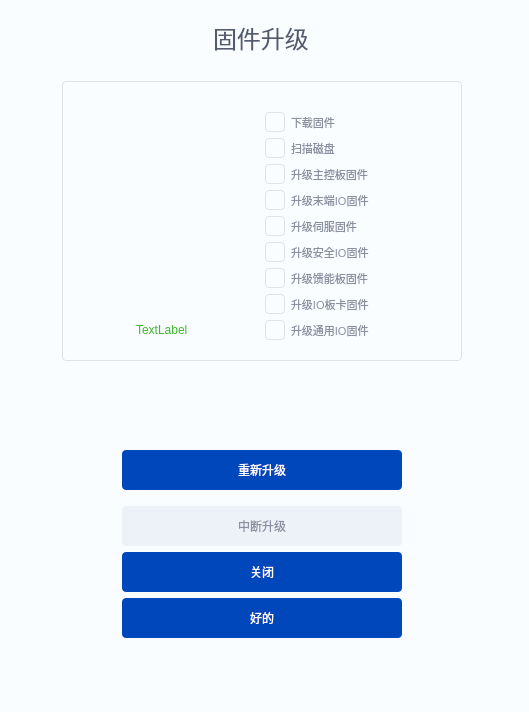
Dobot-Arm/DRobotMaintenanceTool, file code/Upgrade2Widget.ui: the form before one commit.
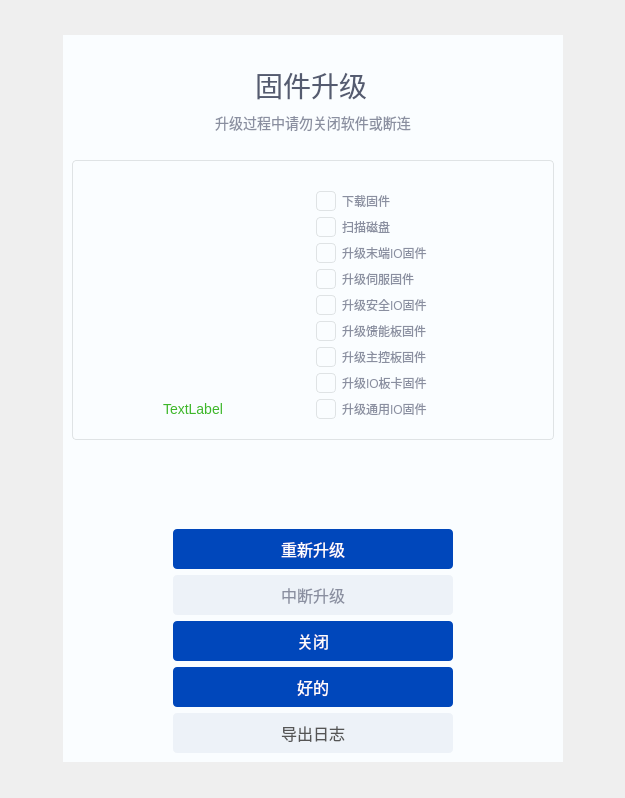
The form after the commit. Icons and pictures are not drawn.

Patch:
```diff
--- a/code/Upgrade2Widget.ui
+++ b/code/Upgrade2Widget.ui
@@ -6,8 +6,8 @@
    <rect>
     <x>0</x>
     <y>0</y>
-    <width>529</width>
-    <height>712</height>
+    <width>625</width>
+    <height>798</height>
    </rect>
   </property>
   <property name="sizePolicy">
@@ -26,37 +26,114 @@
    <string>Form</string>
   </property>
   <property name="styleSheet">
+   <string notr="true"/>
+  </property>
+  <layout class="QGridLayout" name="gridLayout_2">
+   <item row="1" column="2">
+    <spacer name="horizontalSpacer_4">
+     <property name="orientation">
+      <enum>Qt::Horizontal</enum>
+     </property>
+     <property name="sizeHint" stdset="0">
+      <size>
+       <width>40</width>
+       <height>20</height>
+      </size>
+     </property>
+    </spacer>
+   </item>
+   <item row="1" column="0">
+    <spacer name="horizontalSpacer_3">
+     <property name="orientation">
+      <enum>Qt::Horizontal</enum>
+     </property>
+     <property name="sizeHint" stdset="0">
+      <size>
+       <width>40</width>
+       <height>20</height>
+      </size>
+     </property>
+    </spacer>
+   </item>
+   <item row="1" column="1">
+    <widget class="QWidget" name="widgetBox" native="true">
+     <property name="minimumSize">
+      <size>
+       <width>500</width>
+       <height>400</height>
+      </size>
+     </property>
+     <property name="styleSheet">
    <string notr="true">background-color: #FAFDFF;
 color:rgba(138,143,160,1);</string>
   </property>
-  <layout class="QGridLayout" name="gridLayout_2">
-   <property name="leftMargin">
-    <number>0</number>
-   </property>
-   <property name="topMargin">
-    <number>0</number>
-   </property>
-   <property name="rightMargin">
-    <number>0</number>
-   </property>
-   <item row="1" column="4">
-    <spacer name="horizontalSpacer_6">
-     <property name="orientation">
-      <enum>Qt::Horizontal</enum>
-     </property>
-     <property name="sizeHint" stdset="0">
+     <layout class="QVBoxLayout" name="verticalLayout_2">
+      <item>
+       <layout class="QHBoxLayout" name="horizontalLayout">
+        <item alignment="Qt::AlignHCenter|Qt::AlignBottom">
+         <widget class="QLabel" name="label">
+          <property name="sizePolicy">
+           <sizepolicy hsizetype="Preferred" vsizetype="Fixed">
+            <horstretch>0</horstretch>
+            <verstretch>0</verstretch>
+           </sizepolicy>
+          </property>
+          <property name="minimumSize">
+           <size>
+            <width>130</width>
+            <height>60</height>
+           </size>
+          </property>
+          <property name="sizeIncrement">
       <size>
        <width>0</width>
-       <height>20</height>
-      </size>
-     </property>
-    </spacer>
-   </item>
-   <item row="1" column="1">
+            <height>0</height>
+           </size>
+          </property>
+          <property name="font">
+           <font>
+            <pointsize>-1</pointsize>
+           </font>
+          </property>
+          <property name="styleSheet">
+           <string notr="true">color:rgba(84,91,112,1);
+font-size:28px;
+padding-top:20px;</string>
+          </property>
+          <property name="text">
+           <string>固件升级</string>
+          </property>
+         </widget>
+        </item>
+       </layout>
+      </item>
+      <item>
     <layout class="QVBoxLayout" name="verticalLayout">
      <property name="bottomMargin">
       <number>0</number>
      </property>
+        <item alignment="Qt::AlignHCenter">
+         <widget class="QLabel" name="label_2">
+          <property name="minimumSize">
+           <size>
+            <width>390</width>
+            <height>0</height>
+           </size>
+          </property>
+          <property name="styleSheet">
+           <string notr="true">font-size:14px;</string>
+          </property>
+          <property name="text">
+           <string>升级过程中请勿关闭软件或断连</string>
+          </property>
+          <property name="alignment">
+           <set>Qt::AlignCenter</set>
+          </property>
+          <property name="wordWrap">
+           <bool>true</bool>
+          </property>
+         </widget>
+        </item>
      <item>
       <spacer name="verticalSpacer_2">
        <property name="orientation">
@@ -188,12 +265,13 @@
               </property>
               <property name="font">
                <font>
-                <pointsize>9</pointsize>
+                   <pointsize>-1</pointsize>
                </font>
               </property>
               <property name="styleSheet">
                <string notr="true">color:rgba(84,91,112,1);
-border: none;</string>
+border: none;
+font-size:18px;</string>
               </property>
               <property name="text">
                <string/>
@@ -219,7 +297,8 @@
               </property>
               <property name="styleSheet">
                <string notr="true">border:none;
-color: rgba(62,183,42,1);</string>
+color: rgba(62,183,42,1);
+font-size:14px;</string>
               </property>
               <property name="text">
                <string>TextLabel</string>
@@ -236,6 +315,56 @@
             <property name="rightMargin">
              <number>20</number>
             </property>
+               <item row="1" column="1">
+                <widget class="QLabel" name="labelDiskCheck">
+                 <property name="sizePolicy">
+                  <sizepolicy hsizetype="Expanding" vsizetype="Preferred">
+                   <horstretch>0</horstretch>
+                   <verstretch>0</verstretch>
+                  </sizepolicy>
+                 </property>
+                 <property name="font">
+                  <font>
+                   <pointsize>-1</pointsize>
+                  </font>
+                 </property>
+                 <property name="styleSheet">
+                  <string notr="true">border: none;
+font-size:12px;</string>
+                 </property>
+                 <property name="text">
+                  <string>扫描磁盘</string>
+                 </property>
+                </widget>
+               </item>
+               <item row="8" column="0">
+                <widget class="QLabel" name="labelUnIOIcon">
+                 <property name="sizePolicy">
+                  <sizepolicy hsizetype="Fixed" vsizetype="Fixed">
+                   <horstretch>0</horstretch>
+                   <verstretch>0</verstretch>
+                  </sizepolicy>
+                 </property>
+                 <property name="minimumSize">
+                  <size>
+                   <width>20</width>
+                   <height>20</height>
+                  </size>
+                 </property>
+                 <property name="maximumSize">
+                  <size>
+                   <width>20</width>
+                   <height>20</height>
+                  </size>
+                 </property>
+                 <property name="styleSheet">
+                  <string notr="true">border-image: url(:/image/images2/Icon_do_disable.png);</string>
+                 </property>
+                 <property name="text">
+                  <string/>
+                 </property>
+                </widget>
+               </item>
             <item row="1" column="0">
              <widget class="QLabel" name="labelDiskCheckIcon">
               <property name="sizePolicy">
@@ -264,6 +393,28 @@
               </property>
              </widget>
             </item>
+               <item row="8" column="1">
+                <widget class="QLabel" name="labelUnIO">
+                 <property name="sizePolicy">
+                  <sizepolicy hsizetype="Expanding" vsizetype="Preferred">
+                   <horstretch>0</horstretch>
+                   <verstretch>0</verstretch>
+                  </sizepolicy>
+                 </property>
+                 <property name="font">
+                  <font>
+                   <pointsize>-1</pointsize>
+                  </font>
+                 </property>
+                 <property name="styleSheet">
+                  <string notr="true">border: none;
+font-size:12px;</string>
+                 </property>
+                 <property name="text">
+                  <string>升级通用IO固件</string>
+                 </property>
+                </widget>
+               </item>
             <item row="7" column="1">
              <widget class="QLabel" name="labelIOFirmware">
               <property name="sizePolicy">
@@ -274,17 +425,46 @@
               </property>
               <property name="font">
                <font>
-                <pointsize>8</pointsize>
+                   <pointsize>-1</pointsize>
                </font>
               </property>
               <property name="styleSheet">
-               <string notr="true">border: none;</string>
+                  <string notr="true">border: none;
+font-size:12px;</string>
               </property>
               <property name="text">
                <string>升级IO板卡固件</string>
               </property>
              </widget>
             </item>
+               <item row="7" column="0">
+                <widget class="QLabel" name="labelIOFirmwareIcon">
+                 <property name="sizePolicy">
+                  <sizepolicy hsizetype="Fixed" vsizetype="Fixed">
+                   <horstretch>0</horstretch>
+                   <verstretch>0</verstretch>
+                  </sizepolicy>
+                 </property>
+                 <property name="minimumSize">
+                  <size>
+                   <width>20</width>
+                   <height>20</height>
+                  </size>
+                 </property>
+                 <property name="maximumSize">
+                  <size>
+                   <width>20</width>
+                   <height>20</height>
+                  </size>
+                 </property>
+                 <property name="styleSheet">
+                  <string notr="true">border-image: url(:/image/images2/Icon_do_disable.png);</string>
+                 </property>
+                 <property name="text">
+                  <string/>
+                 </property>
+                </widget>
+               </item>
             <item row="0" column="1">
              <widget class="QLabel" name="labelDownloadFirmware">
               <property name="sizePolicy">
@@ -301,73 +481,18 @@
               </property>
               <property name="font">
                <font>
-                <pointsize>8</pointsize>
+                   <pointsize>-1</pointsize>
                </font>
               </property>
               <property name="styleSheet">
-               <string notr="true">border: none;</string>
+                  <string notr="true">font-size:12px;
+border: none;</string>
               </property>
               <property name="text">
                <string>下载固件</string>
               </property>
              </widget>
             </item>
-            <item row="2" column="0">
-             <widget class="QLabel" name="labelMainControlIcon">
-              <property name="sizePolicy">
-               <sizepolicy hsizetype="Fixed" vsizetype="Fixed">
-                <horstretch>0</horstretch>
-                <verstretch>0</verstretch>
-               </sizepolicy>
-              </property>
-              <property name="minimumSize">
-               <size>
-                <width>20</width>
-                <height>20</height>
-               </size>
-              </property>
-              <property name="maximumSize">
-               <size>
-                <width>20</width>
-                <height>20</height>
-               </size>
-              </property>
-              <property name="styleSheet">
-               <string notr="true">border-image: url(:/image/images2/Icon_do_disable.png);</string>
-              </property>
-              <property name="text">
-               <string/>
-              </property>
-             </widget>
-            </item>
-            <item row="3" column="0">
-             <widget class="QLabel" name="labelTerminalIcon">
-              <property name="sizePolicy">
-               <sizepolicy hsizetype="Fixed" vsizetype="Fixed">
-                <horstretch>0</horstretch>
-                <verstretch>0</verstretch>
-               </sizepolicy>
-              </property>
-              <property name="minimumSize">
-               <size>
-                <width>20</width>
-                <height>20</height>
-               </size>
-              </property>
-              <property name="maximumSize">
-               <size>
-                <width>20</width>
-                <height>20</height>
-               </size>
-              </property>
-              <property name="styleSheet">
-               <string notr="true">border-image: url(:/image/images2/Icon_do_disable.png);</string>
-              </property>
-              <property name="text">
-               <string/>
-              </property>
-             </widget>
-            </item>
             <item row="0" column="0">
              <widget class="QLabel" name="labelDownloadFirmwareIcon">
               <property name="sizePolicy">
@@ -397,27 +522,6 @@
              </widget>
             </item>
             <item row="2" column="1">
-             <widget class="QLabel" name="labelMainControl">
-              <property name="sizePolicy">
-               <sizepolicy hsizetype="Expanding" vsizetype="Preferred">
-                <horstretch>0</horstretch>
-                <verstretch>0</verstretch>
-               </sizepolicy>
-              </property>
-              <property name="font">
-               <font>
-                <pointsize>8</pointsize>
-               </font>
-              </property>
-              <property name="styleSheet">
-               <string notr="true">border: none;</string>
-              </property>
-              <property name="text">
-               <string>升级主控板固件</string>
-              </property>
-             </widget>
-            </item>
-            <item row="3" column="1">
              <widget class="QLabel" name="labelTerminal">
               <property name="sizePolicy">
                <sizepolicy hsizetype="Expanding" vsizetype="Preferred">
@@ -427,18 +531,47 @@
               </property>
               <property name="font">
                <font>
-                <pointsize>8</pointsize>
+                   <pointsize>-1</pointsize>
                </font>
               </property>
               <property name="styleSheet">
-               <string notr="true">border: none;</string>
+                  <string notr="true">border: none;
+font-size:12px;</string>
               </property>
               <property name="text">
                <string>升级末端IO固件</string>
               </property>
              </widget>
             </item>
-            <item row="4" column="1">
+               <item row="2" column="0">
+                <widget class="QLabel" name="labelTerminalIcon">
+                 <property name="sizePolicy">
+                  <sizepolicy hsizetype="Fixed" vsizetype="Fixed">
+                   <horstretch>0</horstretch>
+                   <verstretch>0</verstretch>
+                  </sizepolicy>
+                 </property>
+                 <property name="minimumSize">
+                  <size>
+                   <width>20</width>
+                   <height>20</height>
+                  </size>
+                 </property>
+                 <property name="maximumSize">
+                  <size>
+                   <width>20</width>
+                   <height>20</height>
+                  </size>
+                 </property>
+                 <property name="styleSheet">
+                  <string notr="true">border-image: url(:/image/images2/Icon_do_disable.png);</string>
+                 </property>
+                 <property name="text">
+                  <string/>
+                 </property>
+                </widget>
+               </item>
+               <item row="3" column="1">
              <widget class="QLabel" name="labelServo">
               <property name="sizePolicy">
                <sizepolicy hsizetype="Expanding" vsizetype="Preferred">
@@ -448,67 +581,19 @@
               </property>
               <property name="font">
                <font>
-                <pointsize>8</pointsize>
+                   <pointsize>-1</pointsize>
                </font>
               </property>
               <property name="styleSheet">
-               <string notr="true">border: none;</string>
+                  <string notr="true">border: none;
+font-size:12px;</string>
               </property>
               <property name="text">
                <string>升级伺服固件</string>
               </property>
              </widget>
             </item>
-            <item row="7" column="0">
-             <widget class="QLabel" name="labelIOFirmwareIcon">
-              <property name="sizePolicy">
-               <sizepolicy hsizetype="Fixed" vsizetype="Fixed">
-                <horstretch>0</horstretch>
-                <verstretch>0</verstretch>
-               </sizepolicy>
-              </property>
-              <property name="minimumSize">
-               <size>
-                <width>20</width>
-                <height>20</height>
-               </size>
-              </property>
-              <property name="maximumSize">
-               <size>
-                <width>20</width>
-                <height>20</height>
-               </size>
-              </property>
-              <property name="styleSheet">
-               <string notr="true">border-image: url(:/image/images2/Icon_do_disable.png);</string>
-              </property>
-              <property name="text">
-               <string/>
-              </property>
-             </widget>
-            </item>
-            <item row="1" column="1">
-             <widget class="QLabel" name="labelDiskCheck">
-              <property name="sizePolicy">
-               <sizepolicy hsizetype="Expanding" vsizetype="Preferred">
-                <horstretch>0</horstretch>
-                <verstretch>0</verstretch>
-               </sizepolicy>
-              </property>
-              <property name="font">
-               <font>
-                <pointsize>8</pointsize>
-               </font>
-              </property>
-              <property name="styleSheet">
-               <string notr="true">border: none;</string>
-              </property>
-              <property name="text">
-               <string>扫描磁盘</string>
-              </property>
-             </widget>
-            </item>
-            <item row="4" column="0">
+               <item row="3" column="0">
              <widget class="QLabel" name="labelServoIcon">
               <property name="sizePolicy">
                <sizepolicy hsizetype="Fixed" vsizetype="Fixed">
@@ -536,8 +621,8 @@
               </property>
              </widget>
             </item>
-            <item row="8" column="0">
-             <widget class="QLabel" name="labelUnIOIcon">
+               <item row="6" column="0">
+                <widget class="QLabel" name="labelMainControlIcon">
               <property name="sizePolicy">
                <sizepolicy hsizetype="Fixed" vsizetype="Fixed">
                 <horstretch>0</horstretch>
@@ -564,49 +649,29 @@
               </property>
              </widget>
             </item>
-            <item row="8" column="1">
-             <widget class="QLabel" name="labelUnIO">
-              <property name="sizePolicy">
-               <sizepolicy hsizetype="Expanding" vsizetype="Preferred">
-                <horstretch>0</horstretch>
-                <verstretch>0</verstretch>
-               </sizepolicy>
-              </property>
-              <property name="font">
-               <font>
-                <pointsize>8</pointsize>
-               </font>
-              </property>
-              <property name="styleSheet">
-               <string notr="true">border: none;</string>
-              </property>
-              <property name="text">
-               <string>升级通用IO固件</string>
-              </property>
-             </widget>
-            </item>
-            <item row="5" column="1">
-             <widget class="QLabel" name="labelSafeIO">
-              <property name="sizePolicy">
-               <sizepolicy hsizetype="Expanding" vsizetype="Preferred">
-                <horstretch>0</horstretch>
-                <verstretch>0</verstretch>
-               </sizepolicy>
-              </property>
-              <property name="font">
-               <font>
-                <pointsize>8</pointsize>
-               </font>
-              </property>
-              <property name="styleSheet">
-               <string notr="true">border: none;</string>
-              </property>
-              <property name="text">
-               <string>升级安全IO固件</string>
-              </property>
-             </widget>
-            </item>
             <item row="6" column="1">
+                <widget class="QLabel" name="labelMainControl">
+                 <property name="sizePolicy">
+                  <sizepolicy hsizetype="Expanding" vsizetype="Preferred">
+                   <horstretch>0</horstretch>
+                   <verstretch>0</verstretch>
+                  </sizepolicy>
+                 </property>
+                 <property name="font">
+                  <font>
+                   <pointsize>-1</pointsize>
+                  </font>
+                 </property>
+                 <property name="styleSheet">
+                  <string notr="true">border: none;
+font-size:12px;</string>
+                 </property>
+                 <property name="text">
+                  <string>升级主控板固件</string>
+                 </property>
+                </widget>
+               </item>
+               <item row="5" column="1">
              <widget class="QLabel" name="labelFeedback">
               <property name="sizePolicy">
                <sizepolicy hsizetype="Expanding" vsizetype="Preferred">
@@ -616,46 +681,41 @@
               </property>
               <property name="font">
                <font>
-                <pointsize>8</pointsize>
+                   <pointsize>-1</pointsize>
                </font>
               </property>
               <property name="styleSheet">
-               <string notr="true">border: none;</string>
+                  <string notr="true">border: none;
+font-size:12px;</string>
               </property>
               <property name="text">
                <string>升级馈能板固件</string>
               </property>
              </widget>
             </item>
+               <item row="4" column="1">
+                <widget class="QLabel" name="labelSafeIO">
+                 <property name="sizePolicy">
+                  <sizepolicy hsizetype="Expanding" vsizetype="Preferred">
+                   <horstretch>0</horstretch>
+                   <verstretch>0</verstretch>
+                  </sizepolicy>
+                 </property>
+                 <property name="font">
+                  <font>
+                   <pointsize>-1</pointsize>
+                  </font>
+                 </property>
+                 <property name="styleSheet">
+                  <string notr="true">border: none;
+font-size:12px;</string>
+                 </property>
+                 <property name="text">
+                  <string>升级安全IO固件</string>
+                 </property>
+                </widget>
+               </item>
             <item row="5" column="0">
-             <widget class="QLabel" name="labelSafeIOIcon">
-              <property name="sizePolicy">
-               <sizepolicy hsizetype="Fixed" vsizetype="Fixed">
-                <horstretch>0</horstretch>
-                <verstretch>0</verstretch>
-               </sizepolicy>
-              </property>
-              <property name="minimumSize">
-               <size>
-                <width>20</width>
-                <height>20</height>
-               </size>
-              </property>
-              <property name="maximumSize">
-               <size>
-                <width>20</width>
-                <height>20</height>
-               </size>
-              </property>
-              <property name="styleSheet">
-               <string notr="true">border-image: url(:/image/images2/Icon_do_disable.png);</string>
-              </property>
-              <property name="text">
-               <string/>
-              </property>
-             </widget>
-            </item>
-            <item row="6" column="0">
              <widget class="QLabel" name="labelFeedbackIcon">
               <property name="sizePolicy">
                <sizepolicy hsizetype="Fixed" vsizetype="Fixed">
@@ -683,6 +743,34 @@
               </property>
              </widget>
             </item>
+               <item row="4" column="0">
+                <widget class="QLabel" name="labelSafeIOIcon">
+                 <property name="sizePolicy">
+                  <sizepolicy hsizetype="Fixed" vsizetype="Fixed">
+                   <horstretch>0</horstretch>
+                   <verstretch>0</verstretch>
+                  </sizepolicy>
+                 </property>
+                 <property name="minimumSize">
+                  <size>
+                   <width>20</width>
+                   <height>20</height>
+                  </size>
+                 </property>
+                 <property name="maximumSize">
+                  <size>
+                   <width>20</width>
+                   <height>20</height>
+                  </size>
+                 </property>
+                 <property name="styleSheet">
+                  <string notr="true">border-image: url(:/image/images2/Icon_do_disable.png);</string>
+                 </property>
+                 <property name="text">
+                  <string/>
+                 </property>
+                </widget>
+               </item>
            </layout>
           </item>
          </layout>
@@ -721,7 +809,7 @@
          </property>
          <property name="sizeHint" stdset="0">
           <size>
-           <width>10</width>
+              <width>0</width>
            <height>20</height>
           </size>
          </property>
@@ -754,10 +842,21 @@
         <widget class="QLabel" name="labelWarningStatus">
          <property name="minimumSize">
           <size>
-           <width>320</width>
+              <width>345</width>
            <height>0</height>
           </size>
          </property>
+            <property name="font">
+             <font>
+              <pointsize>-1</pointsize>
+              <weight>43</weight>
+              <bold>false</bold>
+             </font>
+            </property>
+            <property name="styleSheet">
+             <string notr="true">font-size:16px;
+font-weight: 350;</string>
+            </property>
          <property name="text">
           <string/>
          </property>
@@ -776,7 +875,7 @@
          </property>
          <property name="sizeHint" stdset="0">
           <size>
-           <width>10</width>
+              <width>0</width>
            <height>20</height>
           </size>
          </property>
@@ -790,7 +889,7 @@
         <enum>Qt::Vertical</enum>
        </property>
        <property name="sizeType">
-        <enum>QSizePolicy::Fixed</enum>
+           <enum>QSizePolicy::Maximum</enum>
        </property>
        <property name="sizeHint" stdset="0">
         <size>
@@ -821,33 +920,16 @@
         </size>
        </property>
        <property name="styleSheet">
-        <string notr="true">QPushButton{
-  background: #0047bb;
-  border-radius: 4px;
-  color: rgb(255, 255, 255);
-}</string>
+           <string notr="true">    background: #0047bb;
+    border-radius: 4px;
+    color: rgb(255, 255, 255);
+    font-size: 16px;</string>
        </property>
        <property name="text">
         <string>重新升级</string>
        </property>
       </widget>
      </item>
-     <item>
-      <spacer name="verticalSpacer_5">
-       <property name="orientation">
-        <enum>Qt::Vertical</enum>
-       </property>
-       <property name="sizeType">
-        <enum>QSizePolicy::Fixed</enum>
-       </property>
-       <property name="sizeHint" stdset="0">
-        <size>
-         <width>20</width>
-         <height>10</height>
-        </size>
-       </property>
-      </spacer>
-     </item>
      <item alignment="Qt::AlignHCenter">
       <widget class="QPushButton" name="btnInterrupt">
        <property name="sizePolicy">
@@ -869,11 +951,10 @@
         </size>
        </property>
        <property name="styleSheet">
-        <string notr="true">QPushButton{
-  background: #edf2f8;
-  border-radius: 4px;
-  color: #8A8FA0;
-}</string>
+           <string notr="true">background: #edf2f8;
+border-radius: 4px;
+color: #8A8FA0;
+font-size: 16px;</string>
        </property>
        <property name="text">
         <string>中断升级</string>
@@ -901,11 +982,10 @@
         </size>
        </property>
        <property name="styleSheet">
-        <string notr="true">QPushButton{
-  background: #0047bb;
-  border-radius: 4px;
-  color: rgb(255, 255, 255);
-}</string>
+           <string notr="true">    background: #0047bb;
+    border-radius: 4px;
+    color: rgb(255, 255, 255);
+    font-size: 16px;</string>
        </property>
        <property name="text">
         <string>关闭</string>
@@ -933,27 +1013,57 @@
         </size>
        </property>
        <property name="styleSheet">
-        <string notr="true">QPushButton{
-  background: #0047bb;
-  border-radius: 4px;
-  color: rgb(255, 255, 255);
-}</string>
+           <string notr="true">    background: #0047bb;
+    border-radius: 4px;
+    color: rgb(255, 255, 255);
+    font-size: 16px;</string>
        </property>
        <property name="text">
         <string>好的</string>
        </property>
       </widget>
      </item>
-    </layout>
-   </item>
-   <item row="2" column="1">
+        <item alignment="Qt::AlignHCenter">
+         <widget class="QPushButton" name="btnExportLog">
+          <property name="sizePolicy">
+           <sizepolicy hsizetype="Fixed" vsizetype="Fixed">
+            <horstretch>0</horstretch>
+            <verstretch>0</verstretch>
+           </sizepolicy>
+          </property>
+          <property name="minimumSize">
+           <size>
+            <width>280</width>
+            <height>40</height>
+           </size>
+          </property>
+          <property name="maximumSize">
+           <size>
+            <width>280</width>
+            <height>40</height>
+           </size>
+          </property>
+          <property name="styleSheet">
+           <string notr="true">background-color: rgb(237, 242, 248);
+border-radius: 4px;
+color: rgb(85, 85, 85);
+font-size: 16px;</string>
+          </property>
+          <property name="text">
+           <string>导出日志</string>
+          </property>
+         </widget>
+        </item>
+       </layout>
+      </item>
+     </layout>
+    </widget>
+   </item>
+   <item row="0" column="1">
     <spacer name="verticalSpacer">
      <property name="orientation">
       <enum>Qt::Vertical</enum>
      </property>
-     <property name="sizeType">
-      <enum>QSizePolicy::Expanding</enum>
-     </property>
      <property name="sizeHint" stdset="0">
       <size>
        <width>20</width>
@@ -962,94 +1072,19 @@
      </property>
     </spacer>
    </item>
-   <item row="1" column="0">
-    <spacer name="horizontalSpacer_3">
+   <item row="2" column="1">
+    <spacer name="verticalSpacer_6">
      <property name="orientation">
-      <enum>Qt::Horizontal</enum>
+      <enum>Qt::Vertical</enum>
      </property>
      <property name="sizeHint" stdset="0">
       <size>
-       <width>0</width>
-       <height>20</height>
+       <width>20</width>
+       <height>40</height>
       </size>
      </property>
     </spacer>
    </item>
-   <item row="0" column="4" alignment="Qt::AlignRight|Qt::AlignTop">
-    <widget class="QPushButton" name="btnClose">
-     <property name="sizePolicy">
-      <sizepolicy hsizetype="Fixed" vsizetype="Fixed">
-       <horstretch>0</horstretch>
-       <verstretch>0</verstretch>
-      </sizepolicy>
-     </property>
-     <property name="minimumSize">
-      <size>
-       <width>40</width>
-       <height>40</height>
-      </size>
-     </property>
-     <property name="maximumSize">
-      <size>
-       <width>40</width>
-       <height>40</height>
-      </size>
-     </property>
-     <property name="styleSheet">
-      <string notr="true">QPushButton{
-border:none;
-image: url(:/image/images2/icon_single_upgrade_close.png);
-color: gray;
-}
-
-QPushButton:hover{
-image: url(:/image/images2/icon_single_upgrade_close.png);
-
-}
-
-QPushButton:pressed{
-image: url(:/image/images2/icon_single_upgrade_close.png);
-}</string>
-     </property>
-     <property name="text">
-      <string/>
-     </property>
-    </widget>
-   </item>
-   <item row="0" column="1" alignment="Qt::AlignHCenter">
-    <widget class="QLabel" name="label">
-     <property name="sizePolicy">
-      <sizepolicy hsizetype="Preferred" vsizetype="Fixed">
-       <horstretch>0</horstretch>
-       <verstretch>0</verstretch>
-      </sizepolicy>
-     </property>
-     <property name="minimumSize">
-      <size>
-       <width>110</width>
-       <height>0</height>
-      </size>
-     </property>
-     <property name="sizeIncrement">
-      <size>
-       <width>0</width>
-       <height>0</height>
-      </size>
-     </property>
-     <property name="font">
-      <font>
-       <pointsize>18</pointsize>
-      </font>
-     </property>
-     <property name="styleSheet">
-      <string notr="true">color:rgba(84,91,112,1);
-padding-top:20px;</string>
-     </property>
-     <property name="text">
-      <string>固件升级</string>
-     </property>
-    </widget>
-   </item>
   </layout>
  </widget>
  <resources/>
```
Lines whose indentation alone changed are shown as unchanged.
